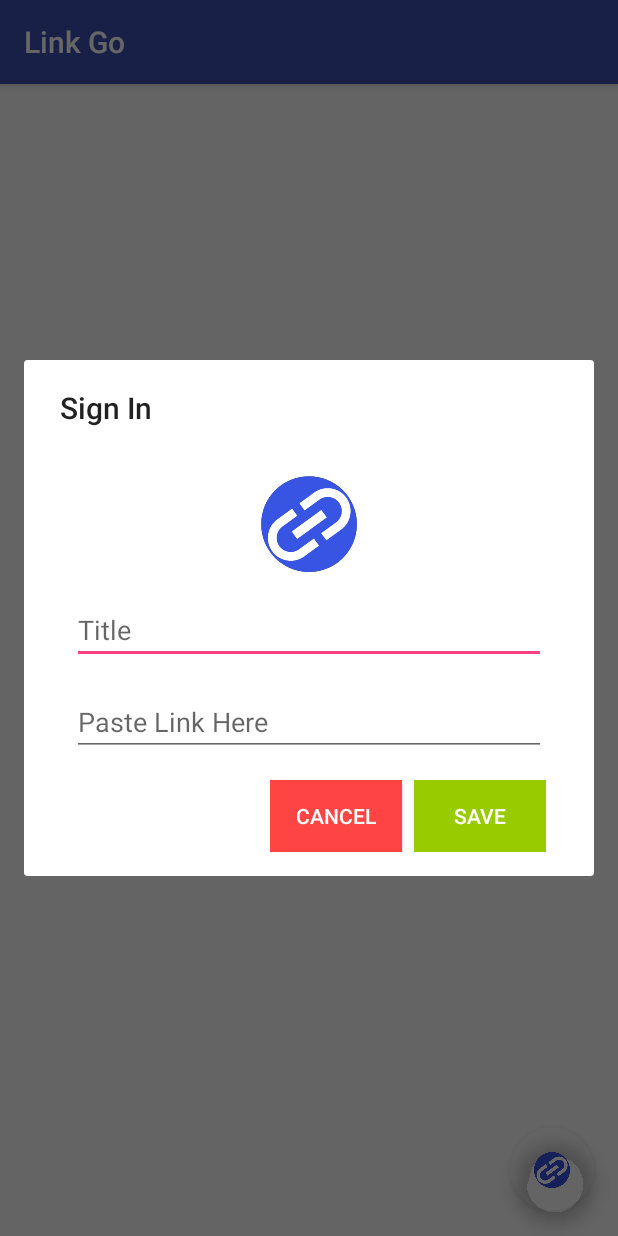
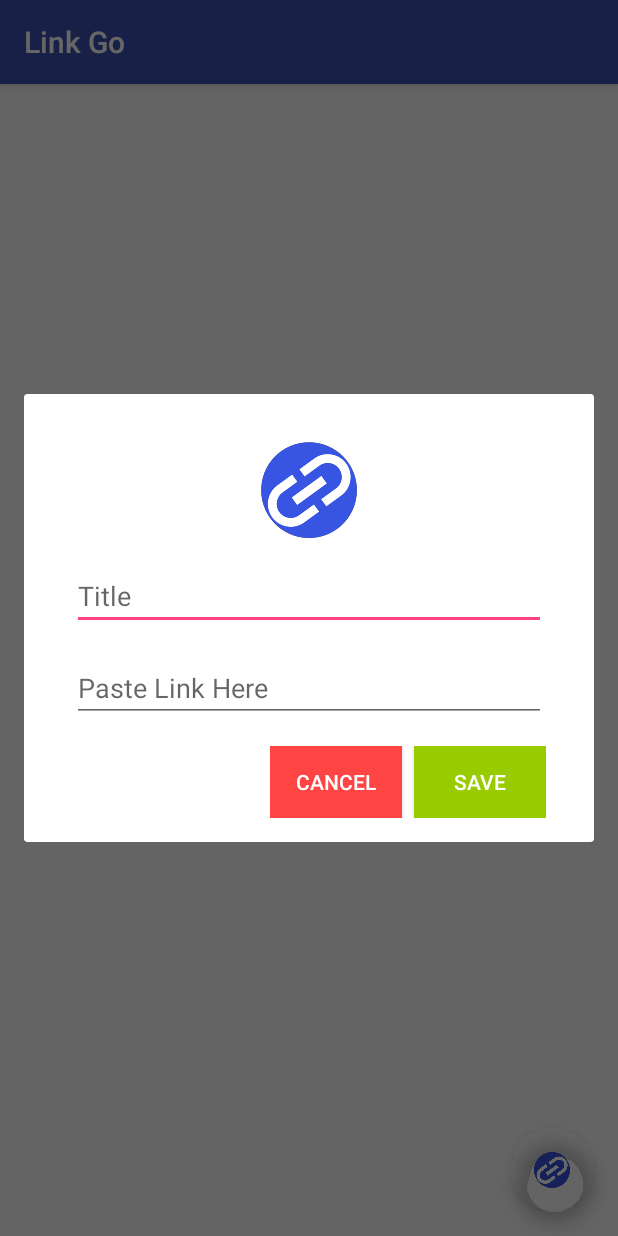
Before and after one commit to Nin007-Hasan/Link-Go, an Android app: the screen it shows after launch (MainActivity), after a tap on an icon or button, on a phone screen of 412 x 824 dp. Run offline under Robolectric (Android 15) with nearby library versions, the phone set to English and light mode, and no system bars; 1 statement that could not run was skipped.

Commit message:
Not SO Important

```diff
--- a/app/src/main/java/com/hihasan/linkgo/MainActivity.kt
+++ b/app/src/main/java/com/hihasan/linkgo/MainActivity.kt
@@ -12,7 +12,6 @@ import kotlinx.android.synthetic.main.activity_main.*
 
 /**
  * *Need TO Work on
- * 1. Custom Dialogbox using ALeartDialog
  * 2. Take input from 2 edittext
  * 3. Get Value & print it into Toast
  */
@@ -31,7 +30,7 @@ class MainActivity : AppCompatActivity() {
         val dialogLayout: View = inflater.inflate(R.layout.acitivity_custom_link, dialog_sign_in)
         builder.setView(dialogLayout)
         builder.setCancelable(false)
-        builder.setTitle("Sign In")
+       // builder.setTitle("Sign In")
         val fabDialog: AlertDialog = builder.create()
 
         fab.setOnClickListener { view ->
@@ -45,6 +44,4 @@ class MainActivity : AppCompatActivity() {
             Toast.makeText(this,"Cancel",Toast.LENGTH_SHORT).show()
         })
     }
-
-
 }
```
